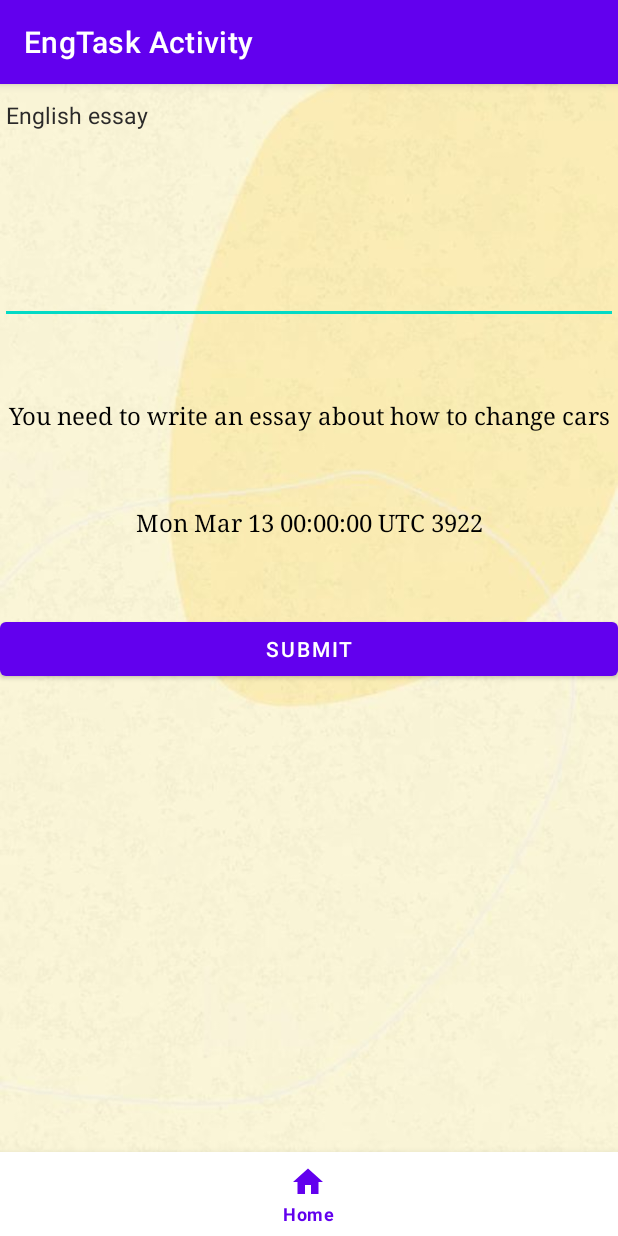
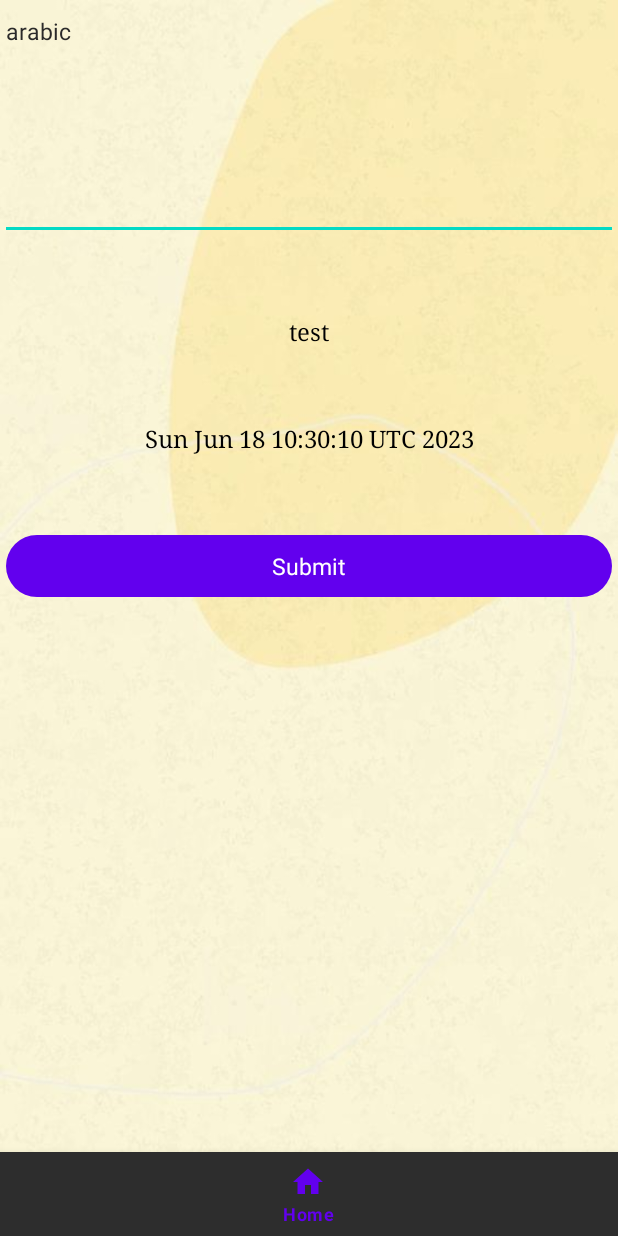
Before and after one commit to MohammadF2/assignmentFix, an Android app: the TaskWindowActivity screen opened directly, with no data from a screen before it, on a phone screen of 412 x 824 dp. Run offline under Robolectric (Android 15) with nearby library versions, the phone set to English and light mode, and no system bars.

Commit message:
V2.2 Added requerments for homework two

```diff
--- a/app/build.gradle
+++ b/app/build.gradle
@@ -33,6 +33,7 @@ dependencies {
     implementation 'androidx.appcompat:appcompat:1.6.1'
     implementation 'com.google.android.material:material:1.9.0'
     implementation "androidx.recyclerview:recyclerview:"
+    implementation 'com.google.code.gson:gson:2.10.1'
     implementation 'androidx.constraintlayout:constraintlayout:2.1.4'
     testImplementation 'junit:junit:4.13.2'
     androidTestImplementation 'androidx.test.ext:junit:1.1.5'
--- a/app/src/main/AndroidManifest.xml
+++ b/app/src/main/AndroidManifest.xml
@@ -26,13 +26,13 @@
         </activity>
 
         <activity
-            android:name=".activitys.TestActivity"
+            android:name=".activitys.TaskActivity"
             android:label="Test Activity" />
         <activity
             android:name=".activitys.AccountActivity"
             android:label="Account Activity" />
         <activity
-            android:name=".activitys.EngTaskActivity"
+            android:name=".activitys.TaskWindowActivity"
             android:label="EngTask Activity" />
         <activity
             android:name=".activitys.UpcomingActivity"
--- a/app/src/main/java/xyz/mohammadf/assignmentfix/MainActivity.java
+++ b/app/src/main/java/xyz/mohammadf/assignmentfix/MainActivity.java
@@ -12,8 +12,7 @@ import android.widget.TextView;
 
 import java.util.Calendar;
 
-import xyz.mohammadf.assignmentfix.activitys.AccountActivity;
-import xyz.mohammadf.assignmentfix.activitys.TestActivity;
+import xyz.mohammadf.assignmentfix.activitys.TaskActivity;
 import xyz.mohammadf.assignmentfix.activitys.UpcomingActivity;
 import xyz.mohammadf.assignmentfix.model.User;
 
@@ -55,7 +54,7 @@ public class MainActivity extends AppCompatActivity {
     }
 
     public void taskClick(View view) {
-        Intent intent = new Intent(MainActivity.this, TestActivity.class);
+        Intent intent = new Intent(MainActivity.this, TaskActivity.class);
         startActivity(intent);
     }
 
--- a/app/src/main/java/xyz/mohammadf/assignmentfix/activitys/EngTaskActivity.java
+++ b/app/src/main/java/xyz/mohammadf/assignmentfix/activitys/TaskWindowActivity.java
@@ -1,8 +1,11 @@
 package xyz.mohammadf.assignmentfix.activitys;
 
+import android.content.Context;
 import android.content.DialogInterface;
 import android.content.Intent;
+import android.content.SharedPreferences;
 import android.os.Bundle;
+import android.util.Log;
 import android.view.MenuItem;
 import android.view.View;
 import android.widget.EditText;
@@ -11,17 +14,20 @@ import android.widget.TextView;
 import androidx.appcompat.app.AlertDialog;
 import androidx.appcompat.app.AppCompatActivity;
 
+import com.google.gson.Gson;
+
 import java.util.Date;
 
 import xyz.mohammadf.assignmentfix.MainActivity;
 import xyz.mohammadf.assignmentfix.R;
 import xyz.mohammadf.assignmentfix.model.Task;
 
-public class EngTaskActivity extends AppCompatActivity {
+public class TaskWindowActivity extends AppCompatActivity {
 
 
     private Task task;
 
+    SharedPreferences sp;
     @Override
     protected void onCreate(Bundle savedInstanceState) {
         super.onCreate(savedInstanceState);
@@ -31,15 +37,14 @@ public class EngTaskActivity extends AppCompatActivity {
         final EditText taskText = findViewById(R.id.taskText);
         final TextView desc = findViewById(R.id.taskDescription);
 
-        task = new Task("English essay",
-                "You need to write an essay about how to change cars",
-                new Date(2022, 2, 13),
-                "NotReal");
+        sp = this.getSharedPreferences("main", Context.MODE_PRIVATE);
+        Gson gson = new Gson();
+
+        task = gson.fromJson(sp.getString("task", "test, test, 05/05/2023, test"), Task.class);
 
         date.setText(task.getDueDate().toString());
         taskText.setHint(task.getTitle());
         desc.setText(task.getDescription());
-
 
 
     }
@@ -60,7 +65,23 @@ public class EngTaskActivity extends AppCompatActivity {
                 new DialogInterface.OnClickListener() {
                     public void onClick(DialogInterface dialog, int id) {
                         task.setAnswer(taskText.getText().toString());
-                        Intent intent = new Intent(EngTaskActivity.this, MainActivity.class);
+                        Gson gson = new Gson();
+
+                        Task[] tasks = gson.fromJson(sp.getString("tasks", "[{}]"), Task[].class);
+                        if (tasks != null) {
+
+                            for (int i = 0; i < tasks.length; i++) {
+                                if (task.getTitle().equals(tasks[i].getTitle())) {
+                                    Log.d("Test", "found");
+                                    tasks[i].setSolved(true);
+                                }
+                            }
+
+                            SharedPreferences.Editor editor = sp.edit();
+                            editor.putString("tasks", gson.toJson(tasks));
+                            editor.commit();
+                        }
+                        Intent intent = new Intent(TaskWindowActivity.this, MainActivity.class);
                         startActivity(intent);
                     }
                 });
@@ -82,7 +103,7 @@ public class EngTaskActivity extends AppCompatActivity {
 
     public void taskClick(MenuItem item) {
 
-        Intent intent = new Intent(EngTaskActivity.this, MainActivity.class);
+        Intent intent = new Intent(TaskWindowActivity.this, MainActivity.class);
         startActivity(intent);
 
     }
--- a/app/src/main/res/layout/activity_eng.xml
+++ b/app/src/main/res/layout/activity_eng.xml
@@ -61,14 +61,17 @@
             />
 
 
-
         <Button
+            style="@style/Widget.Material3.Button.IconButton.Filled"
             android:layout_width="match_parent"
             android:layout_height="match_parent"
             android:layout_marginTop="50dp"
+            android:onClick="submit"
             android:text="Submit"
-            android:onClick="submit"
-            />
+            android:textSize="15dp"
+            app:iconTintMode="src_in"
+            app:rippleColor="@color/white"
+            app:strokeColor="#FF0000" />
 
 
     </LinearLayout>
--- a/app/src/main/res/layout/item_view.xml
+++ b/app/src/main/res/layout/item_view.xml
@@ -17,7 +17,6 @@
                 android:layout_width="300dp"
                 android:layout_height="wrap_content"
                 android:contentDescription="@string/firstimagediscription"
-                android:onClick="engClick"
                 android:src="@drawable/test" />
 
 
@@ -27,7 +26,6 @@
                 android:layout_height="match_parent"
                 android:layout_gravity="center"
                 android:fontFamily="serif"
-                android:onClick="examClick"
                 android:paddingTop="50dp"
                 android:text="@string/english_essay"
                 android:textAlignment="center"
--- a/app/src/main/res/values-night/themes.xml
+++ b/app/src/main/res/values-night/themes.xml
@@ -1,14 +1,14 @@
 <resources xmlns:tools="http://schemas.android.com/tools">
     <!-- Base application theme. -->
-    <style name="Theme.Assignment" parent="Theme.MaterialComponents.DayNight.DarkActionBar">
+    <style name="Theme.Assignment" parent="Theme.MaterialComponents.NoActionBar">
         <!-- Primary brand color. -->
-        <item name="colorPrimary">@color/purple_200</item>
-        <item name="colorPrimaryVariant">@color/purple_700</item>
-        <item name="colorOnPrimary">@color/black</item>
+        <item name="colorPrimary">@color/black</item>
+        <item name="colorPrimaryVariant">@color/black</item>
+        <item name="colorOnPrimary">@color/white</item>
         <!-- Secondary brand color. -->
         <item name="colorSecondary">@color/teal_200</item>
         <item name="colorSecondaryVariant">@color/teal_200</item>
-        <item name="colorOnSecondary">@color/black</item>
+        <item name="colorOnSecondary">@color/white</item>
         <!-- Status bar color. -->
         <item name="android:statusBarColor">?attr/colorPrimaryVariant</item>
         <!-- Customize your theme here. -->
--- a/app/src/main/res/values/themes.xml
+++ b/app/src/main/res/values/themes.xml
@@ -1,6 +1,6 @@
 <resources xmlns:tools="http://schemas.android.com/tools">
     <!-- Base application theme. -->
-    <style name="Theme.Assignment" parent="Theme.MaterialComponents.DayNight.DarkActionBar">
+    <style name="Theme.Assignment" parent="Theme.MaterialComponents.NoActionBar">
         <!-- Primary brand color. -->
         <item name="colorPrimary">@color/purple_500</item>
         <item name="colorPrimaryVariant">@color/purple_700</item>
@@ -8,7 +8,7 @@
         <!-- Secondary brand color. -->
         <item name="colorSecondary">@color/teal_200</item>
         <item name="colorSecondaryVariant">@color/teal_700</item>
-        <item name="colorOnSecondary">@color/black</item>
+        <item name="colorOnSecondary">@color/purple_700</item>
         <!-- Status bar color. -->
         <item name="android:statusBarColor">?attr/colorPrimaryVariant</item>
         <!-- Customize your theme here. -->
```
Also changed, not shown: app/src/main/java/xyz/mohammadf/assignmentfix/SplashActivity.java (+4 -19 lines), app/src/main/java/xyz/mohammadf/assignmentfix/activitys/TaskActivity.java (added, +81 -0 lines), app/src/main/java/xyz/mohammadf/assignmentfix/activitys/TestActivity.java (deleted, +0 -62 lines), app/src/main/java/xyz/mohammadf/assignmentfix/helpers/ImageHelper.java (deleted, +0 -33 lines), app/src/main/java/xyz/mohammadf/assignmentfix/helpers/MyAdapter.java (+17 -0 lines), app/src/main/java/xyz/mohammadf/assignmentfix/helpers/MyViewer.java (+27 -0 lines), app/src/main/java/xyz/mohammadf/assignmentfix/model/Task.java (+21 -0 lines).
